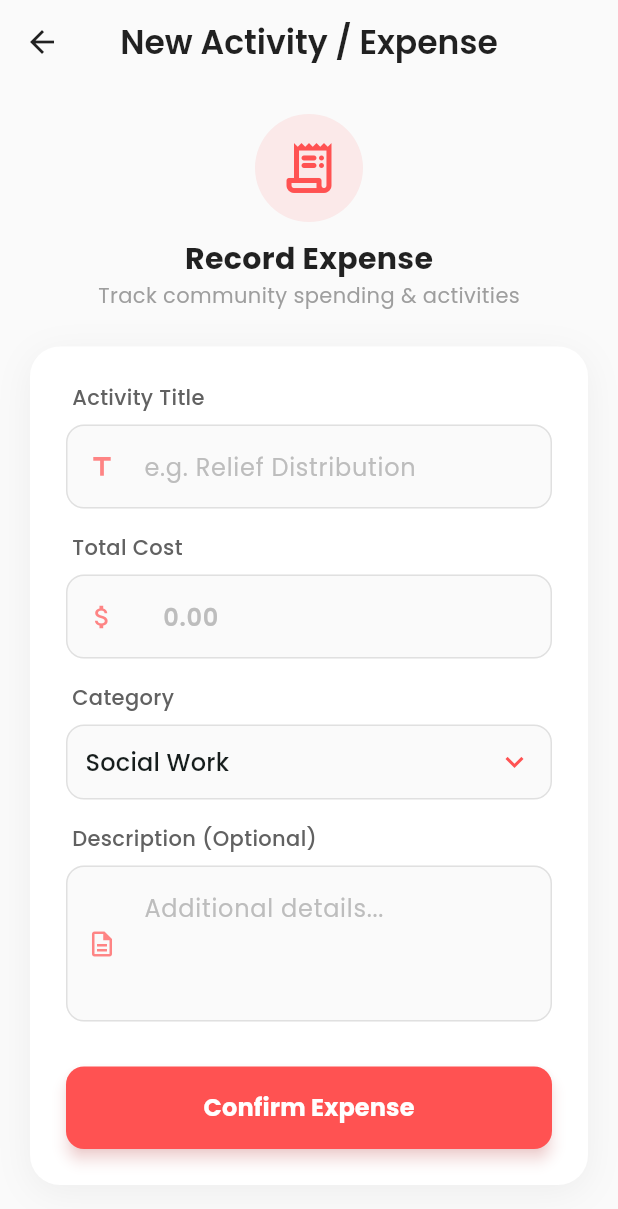
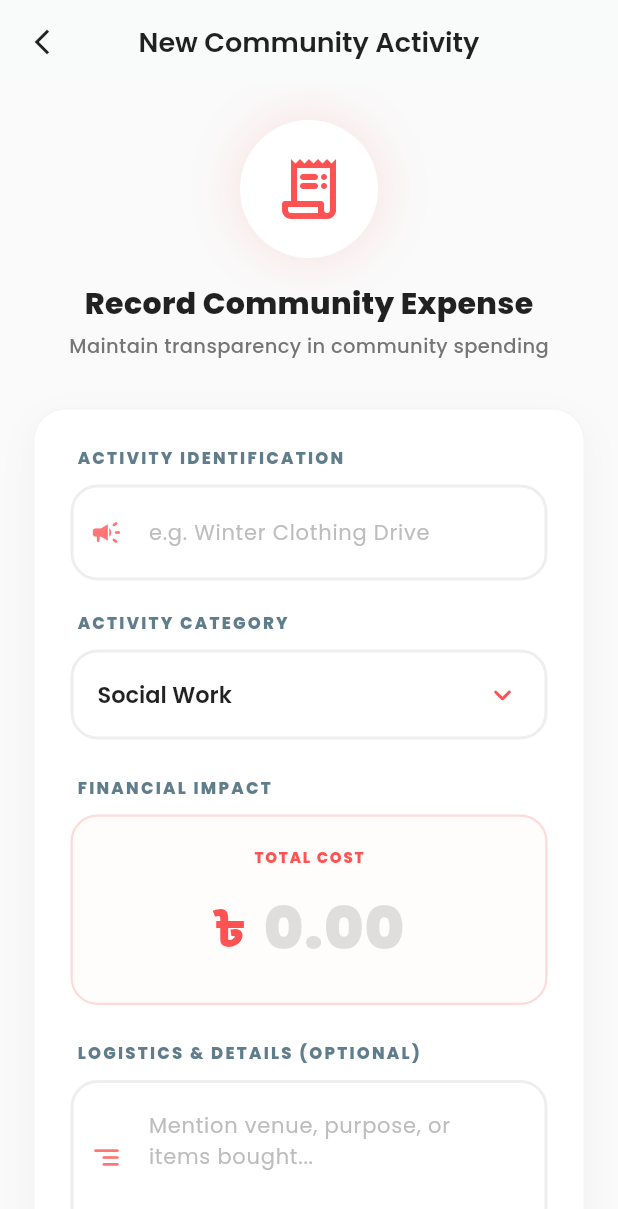
Before and after one commit to AbdullahRFA/stake_grow, a Flutter app: the CreateActivityScreen screen opened directly with empty values, on a phone screen of 412 x 824 dp. Shown: the top 1209 px of the screen. Run offline on Flutter 3.47's test engine with Material 3 defaults, Android fonts, the phone set to English and light mode, and no system bars; our stand-ins replace cloud_firestore, firebase_auth, firebase_core, flutter_hooks, flutter_riverpod, fpdart and 5 more; accounts and stored records are empty.

Commit message:
feat: redesign CreateActivityScreen for improved input visibility and modern UI
Enhanced Input Contrast: Replaced the muted grey inputs with high-contrast white fields featuring bold red-accent borders on focus for maximum visibility.

Specialized Cost Card: Created a Hero-style card for entering expense amounts, emphasizing the currency and providing clear numerical feedback.

Modernized Dropdown: Redesigned the Category selector to maintain visual consistency with the text fields and action buttons.

Premium Tactile Design: Applied a 22dp border radius and specialized shadow system (15-20dp blur) to all interactive components.

UI Refinement: Added a soft-shadowed header section and improved typography using consistent weightings for community-wide transparency.

Signed-off-by: AbdullahRFA <shakibrybmn@gmail.com>

```diff
--- a/lib/features/activity/presentation/screens/create_activity_screen.dart
+++ b/lib/features/activity/presentation/screens/create_activity_screen.dart
@@ -1,4 +1,5 @@
 import 'package:flutter/material.dart';
+import 'package:flutter/services.dart';
 import 'package:flutter_riverpod/flutter_riverpod.dart';
 import 'package:google_fonts/google_fonts.dart';
 import 'package:stake_grow/core/common/loader.dart';
@@ -31,6 +32,7 @@ class _CreateActivityScreenState extends ConsumerState<CreateActivityScreen> {
       final cost = double.tryParse(costController.text.trim());
 
       if (cost != null && cost > 0) {
+        FocusScope.of(context).unfocus();
         ref.read(activityControllerProvider.notifier).createActivity(
           communityId: widget.communityId,
           title: titleController.text.trim(),
@@ -56,138 +58,207 @@ class _CreateActivityScreenState extends ConsumerState<CreateActivityScreen> {
     final isLoading = ref.watch(activityControllerProvider);
 
     return Scaffold(
-      backgroundColor: Colors.grey[50], // Clean light background
+      backgroundColor: Colors.grey[50], // Modern clean background
       appBar: AppBar(
         title: Text(
-          'New Activity / Expense',
-          style: GoogleFonts.poppins(fontWeight: FontWeight.w600, color: Colors.black87),
+          'New Community Activity',
+          style: GoogleFonts.poppins(fontWeight: FontWeight.w600, color: Colors.black87, fontSize: 18),
         ),
-        backgroundColor: Colors.transparent,
-        elevation: 0,
+        backgroundColor: Colors.white,
+        elevation: 0.5,
         centerTitle: true,
-        iconTheme: const IconThemeData(color: Colors.black87),
+        leading: IconButton(
+          icon: const Icon(Icons.arrow_back_ios_new, color: Colors.black87, size: 20),
+          onPressed: () => Navigator.pop(context),
+        ),
       ),
       body: isLoading
           ? const Loader()
           : SingleChildScrollView(
-        padding: const EdgeInsets.all(20.0),
+        padding: const EdgeInsets.symmetric(horizontal: 22, vertical: 24),
         child: Column(
           children: [
-            // --- Header Icon ---
-            Container(
-              padding: const EdgeInsets.all(16),
-              decoration: BoxDecoration(
-                color: Colors.redAccent.withOpacity(0.1),
-                shape: BoxShape.circle,
-              ),
-              child: Icon(Icons.receipt_long_rounded, size: 40, color: Colors.redAccent.shade200),
-            ),
-            const SizedBox(height: 10),
-            Text(
-              "Record Expense",
-              style: GoogleFonts.poppins(fontSize: 20, fontWeight: FontWeight.bold, color: Colors.black87),
-            ),
-            Text(
-              "Track community spending & activities",
-              style: GoogleFonts.poppins(fontSize: 14, color: Colors.grey),
-            ),
-            const SizedBox(height: 24),
+            // --- Header Section ---
+            _buildHeaderSection(),
+            const SizedBox(height: 32),
 
             // --- Form Card ---
             Container(
               padding: const EdgeInsets.all(24),
               decoration: BoxDecoration(
                 color: Colors.white,
-                borderRadius: BorderRadius.circular(20),
+                borderRadius: BorderRadius.circular(22),
                 boxShadow: [
                   BoxShadow(
-                    color: Colors.black.withOpacity(0.05),
+                    color: Colors.black.withOpacity(0.04),
                     blurRadius: 20,
-                    offset: const Offset(0, 5),
+                    offset: const Offset(0, 8),
                   ),
                 ],
+                border: Border.all(color: Colors.grey.shade100),
               ),
               child: Column(
                 crossAxisAlignment: CrossAxisAlignment.start,
                 children: [
-                  // Title Field
-                  _buildLabel("Activity Title"),
+                  // Activity Title Field
+                  _buildLabel("ACTIVITY IDENTIFICATION"),
                   TextField(
                     controller: titleController,
-                    style: GoogleFonts.poppins(),
-                    decoration: _inputDecoration('e.g. Relief Distribution', Icons.title),
+                    style: GoogleFonts.poppins(fontWeight: FontWeight.w600),
+                    decoration: _inputDecoration('e.g. Winter Clothing Drive', Icons.campaign_rounded),
+                  ),
+                  const SizedBox(height: 20),
+
+                  // Category Selection
+                  _buildLabel("ACTIVITY CATEGORY"),
+                  _buildCategoryDropdown(),
+                  const SizedBox(height: 24),
+
+                  // Hero Cost Card
+                  _buildLabel("FINANCIAL IMPACT"),
+                  _buildCostInputCard(),
+                  const SizedBox(height: 24),
+
+                  // Description Field
+                  _buildLabel("LOGISTICS & DETAILS (OPTIONAL)"),
+                  TextField(
+                    controller: detailsController,
+                    maxLines: 3,
+                    style: GoogleFonts.poppins(fontSize: 14),
+                    decoration: _inputDecoration('Mention venue, purpose, or items bought...', Icons.segment_rounded),
+                  ),
+                  const SizedBox(height: 40),
+
+                  // Submit Button
+                  _buildSubmitButton(),
+                ],
+              ),
+            ),
+            const SizedBox(height: 30),
+          ],
+        ),
+      ),
+    );
+  }
+
+  // --- UI Component Builders ---
+
+  Widget _buildHeaderSection() {
+    return Column(
+      children: [
+        Container(
+          padding: const EdgeInsets.all(22),
+          decoration: BoxDecoration(
+            color: Colors.white,
+            shape: BoxShape.circle,
+            boxShadow: [
+              BoxShadow(
+                color: Colors.redAccent.withOpacity(0.15),
+                blurRadius: 30,
+                spreadRadius: 2,
+              )
+            ],
+          ),
+          child: Icon(Icons.receipt_long_rounded, size: 48, color: Colors.redAccent.shade200),
         ),
         const SizedBox(height: 16),
+        Text(
+          "Record Community Expense",
+          style: GoogleFonts.poppins(fontSize: 20, fontWeight: FontWeight.w800, color: Colors.black87),
+        ),
+        const SizedBox(height: 4),
+        Text(
+          "Maintain transparency in community spending",
+          style: GoogleFonts.poppins(fontSize: 13, color: Colors.grey.shade600, fontWeight: FontWeight.w500),
+        ),
+      ],
+    );
+  }
 
-                  // Cost Field
-                  _buildLabel("Total Cost"),
-                  TextField(
+  Widget _buildCostInputCard() {
+    return Container(
+      padding: const EdgeInsets.symmetric(vertical: 20, horizontal: 16),
+      decoration: BoxDecoration(
+        color: Colors.redAccent.withOpacity(0.02),
+        borderRadius: BorderRadius.circular(18),
+        border: Border.all(color: Colors.redAccent.withOpacity(0.2), width: 1.5),
+      ),
+      child: Column(
+        children: [
+          Text("TOTAL COST", style: GoogleFonts.poppins(fontSize: 10, fontWeight: FontWeight.w800, color: Colors.redAccent, letterSpacing: 1.2)),
+          const SizedBox(height: 10),
+          Row(
+            mainAxisAlignment: MainAxisAlignment.center,
+            crossAxisAlignment: CrossAxisAlignment.center,
+            children: [
+              Text("৳", style: GoogleFonts.poppins(fontSize: 32, fontWeight: FontWeight.w900, color: Colors.redAccent)),
+              const SizedBox(width: 12),
+              IntrinsicWidth(
+                child: TextField(
                   controller: costController,
                   keyboardType: TextInputType.number,
-                    style: GoogleFonts.poppins(fontWeight: FontWeight.w600),
-                    decoration: _inputDecoration('0.00', Icons.attach_money, prefixText: '৳ '),
+                  textAlign: TextAlign.center,
+                  style: GoogleFonts.poppins(fontSize: 40, fontWeight: FontWeight.w900, color: Colors.black87),
+                  decoration: const InputDecoration(
+                    hintText: "0.00",
+                    hintStyle: TextStyle(color: Colors.black12),
+                    border: InputBorder.none,
+                    contentPadding: EdgeInsets.zero,
                   ),
-                  const SizedBox(height: 16),
+                  inputFormatters: [LengthLimitingTextInputFormatter(8)],
+                ),
+              ),
+            ],
+          ),
+        ],
+      ),
+    );
+  }
 
-                  // Activity Type Dropdown
-                  _buildLabel("Category"),
-                  Container(
-                    padding: const EdgeInsets.symmetric(horizontal: 12),
+  Widget _buildCategoryDropdown() {
+    return Container(
+      padding: const EdgeInsets.symmetric(horizontal: 16, vertical: 4),
       decoration: BoxDecoration(
-                      color: Colors.grey[50],
-                      borderRadius: BorderRadius.circular(12),
-                      border: Border.all(color: Colors.grey.shade300),
+        color: Colors.white,
+        borderRadius: BorderRadius.circular(18),
+        border: Border.all(color: Colors.grey.shade200, width: 2),
       ),
       child: DropdownButtonHideUnderline(
         child: DropdownButton<String>(
           value: selectedType,
           isExpanded: true,
-                        icon: const Icon(Icons.keyboard_arrow_down, color: Colors.redAccent),
+          icon: const Icon(Icons.expand_more_rounded, color: Colors.redAccent),
+          style: GoogleFonts.poppins(color: Colors.black87, fontWeight: FontWeight.w600, fontSize: 15),
           items: ['Social Work', 'Event', 'Maintenance', 'Other']
-                            .map((e) => DropdownMenuItem(
-                          value: e,
-                          child: Text(e, style: GoogleFonts.poppins()),
-                        ))
+              .map((e) => DropdownMenuItem(value: e, child: Text(e)))
               .toList(),
           onChanged: (val) => setState(() => selectedType = val!),
         ),
       ),
+    );
+  }
+
+  Widget _buildSubmitButton() {
+    return Container(
+      width: double.infinity,
+      decoration: BoxDecoration(
+        borderRadius: BorderRadius.circular(18),
+        boxShadow: [
+          BoxShadow(color: Colors.redAccent.withOpacity(0.3), blurRadius: 15, offset: const Offset(0, 8))
+        ],
       ),
-                  const SizedBox(height: 16),
-
-                  // Details Field
-                  _buildLabel("Description (Optional)"),
-                  TextField(
-                    controller: detailsController,
-                    maxLines: 3,
-                    style: GoogleFonts.poppins(),
-                    decoration: _inputDecoration('Additional details...', Icons.description_outlined),
-                  ),
-                  const SizedBox(height: 30),
-
-                  // Submit Button
-                  SizedBox(
-                    width: double.infinity,
-                    height: 55,
       child: ElevatedButton(
         onPressed: submit,
         style: ElevatedButton.styleFrom(
           backgroundColor: Colors.redAccent,
           foregroundColor: Colors.white,
-                        elevation: 4,
-                        shadowColor: Colors.redAccent.withOpacity(0.4),
-                        shape: RoundedRectangleBorder(borderRadius: BorderRadius.circular(12)),
+          padding: const EdgeInsets.symmetric(vertical: 18),
+          shape: RoundedRectangleBorder(borderRadius: BorderRadius.circular(18)),
+          elevation: 0,
         ),
         child: Text(
-                        'Confirm Expense',
-                        style: GoogleFonts.poppins(fontSize: 16, fontWeight: FontWeight.bold),
-                      ),
-                    ),
-                  ),
-                ],
-              ),
-            ),
-          ],
+          'PUBLISH ACTIVITY',
+          style: GoogleFonts.poppins(fontSize: 15, fontWeight: FontWeight.w800, letterSpacing: 1.2),
         ),
       ),
     );
@@ -197,35 +268,32 @@ class _CreateActivityScreenState extends ConsumerState<CreateActivityScreen> {
 
   Widget _buildLabel(String text) {
     return Padding(
-      padding: const EdgeInsets.only(bottom: 8.0, left: 4.0),
+      padding: const EdgeInsets.only(bottom: 10, left: 4),
       child: Text(
         text,
-        style: GoogleFonts.poppins(fontSize: 14, fontWeight: FontWeight.w500, color: Colors.grey[700]),
+        style: GoogleFonts.poppins(fontSize: 11, fontWeight: FontWeight.w800, letterSpacing: 1.5, color: Colors.blueGrey),
       ),
     );
   }
 
-  InputDecoration _inputDecoration(String hint, IconData icon, {String? prefixText}) {
+  InputDecoration _inputDecoration(String hint, IconData icon) {
     return InputDecoration(
       hintText: hint,
-      hintStyle: GoogleFonts.poppins(color: Colors.grey[400]),
-      prefixIcon: Icon(icon, color: Colors.redAccent.withOpacity(0.7), size: 20),
-      prefixText: prefixText,
-      prefixStyle: GoogleFonts.poppins(fontWeight: FontWeight.bold, color: Colors.black87),
+      hintStyle: GoogleFonts.poppins(color: Colors.grey[400], fontWeight: FontWeight.normal, fontSize: 14),
+      prefixIcon: Padding(
+        padding: const EdgeInsets.only(bottom: 0),
+        child: Icon(icon, color: Colors.redAccent.withOpacity(0.8), size: 22),
+      ),
       filled: true,
-      fillColor: Colors.grey[50],
-      contentPadding: const EdgeInsets.symmetric(vertical: 16, horizontal: 20),
-      border: OutlineInputBorder(
-        borderRadius: BorderRadius.circular(12),
-        borderSide: BorderSide(color: Colors.grey.shade300),
-      ),
+      fillColor: Colors.white,
+      contentPadding: const EdgeInsets.all(20),
       enabledBorder: OutlineInputBorder(
-        borderRadius: BorderRadius.circular(12),
-        borderSide: BorderSide(color: Colors.grey.shade300),
+        borderRadius: BorderRadius.circular(18),
+        borderSide: BorderSide(color: Colors.grey.shade200, width: 2),
       ),
       focusedBorder: OutlineInputBorder(
-        borderRadius: BorderRadius.circular(12),
-        borderSide: const BorderSide(color: Colors.redAccent, width: 1.5),
+        borderRadius: BorderRadius.circular(18),
+        borderSide: const BorderSide(color: Colors.redAccent, width: 2.5),
       ),
     );
   }
```
Lines whose indentation alone changed are shown as unchanged.
